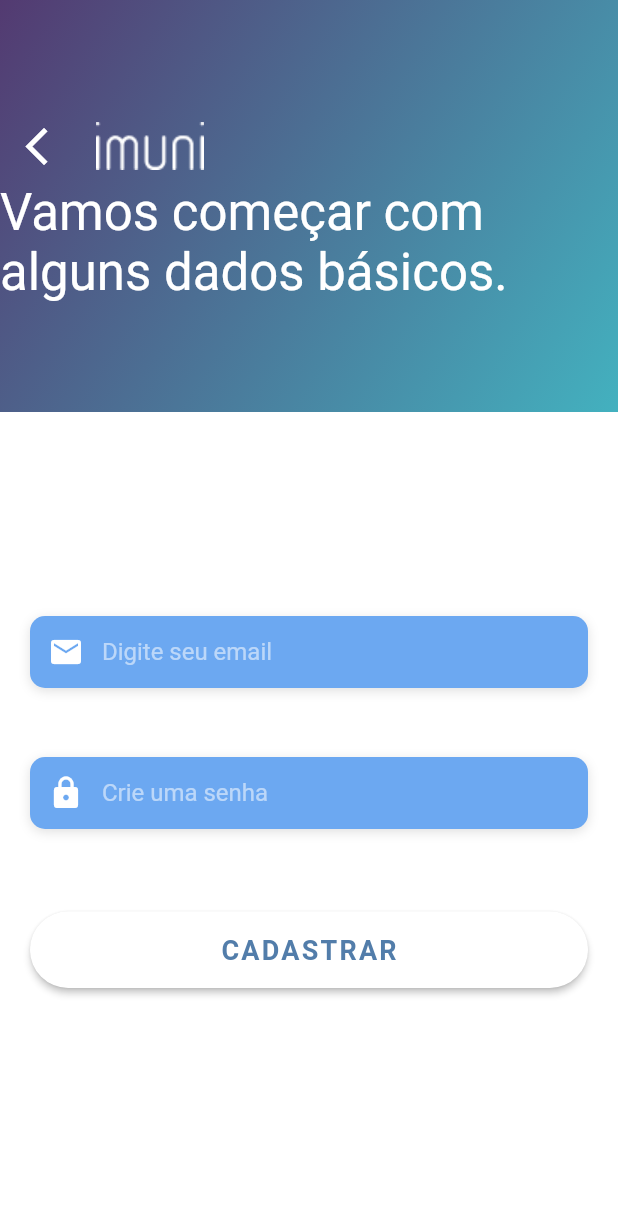
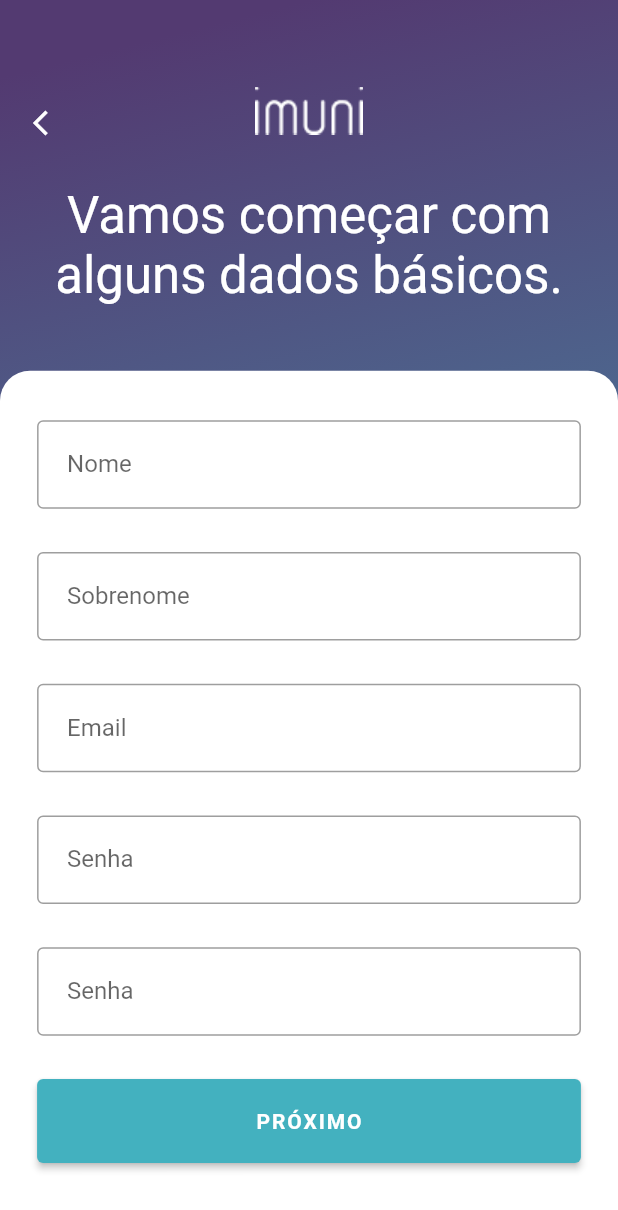
Before and after one commit to romulo-evangelista/ignilab, a Flutter app: the SignUp screen opened directly, on a phone screen of 412 x 824 dp. Shown: the top 1210 px of the screen. Run offline on Flutter 3.47's test engine with Material 2 defaults, Android fonts, the phone set to English and light mode, and no system bars; our stand-ins replace cloud_firestore, firebase_auth, firebase_core; accounts and stored records are empty; Roboto replaces fonts that are missing (FiraSans, OpenSans).

Commit message:
feat: create account first step

```diff
--- a/lib/sign_up.dart
+++ b/lib/sign_up.dart
@@ -1,5 +1,6 @@
 import 'package:flutter/cupertino.dart';
 import 'package:flutter/material.dart';
+import 'package:ignilab/size_config.dart';
 import 'package:provider/provider.dart';
 import 'package:ignilab/services/authentication_service.dart';
 
@@ -8,35 +9,26 @@ class SignUp extends StatelessWidget {
   final TextEditingController passwordController = TextEditingController();
   final _formKey = GlobalKey<FormState>();
 
+  Widget _buildTextFieldTF(label, controller) {
+    return TextFormField(
+      validator: (value) {
+        if (value.isEmpty) {
+          return '$label não pode ser nulo';
+        }
+        return null;
+      },
+      style: TextStyle(fontFamily: 'OpenSans', fontSize: 16),
+      decoration: InputDecoration(
+        labelText: "$label",
+        border: OutlineInputBorder(),
+        contentPadding: EdgeInsets.all(20),
+      ),
+      controller: controller,
+    );
+  }
+
   Widget _buildEmailTF() {
-    return Column(
-      crossAxisAlignment: CrossAxisAlignment.start,
-      children: <Widget>[
-        Text(
-          'Email',
-          style: TextStyle(
-            color: Colors.white,
-            fontWeight: FontWeight.bold,
-            fontFamily: 'OpenSans',
-          ),
-        ),
-        SizedBox(
-          height: 10,
-        ),
-        Container(
-          alignment: Alignment.centerLeft,
-          decoration: BoxDecoration(
-            color: Color(0xFF6CA8F1),
-            borderRadius: BorderRadius.circular(10.0),
-            boxShadow: [
-              BoxShadow(
-                color: Colors.black12,
-                blurRadius: 6.0,
-                offset: Offset(0, 2),
-              ),
-            ],
-          ),
-          child: TextFormField(
+    return TextFormField(
       validator: (value) {
         if (value.isEmpty) return 'Digite um email para cadastrar';
         Pattern pattern =
@@ -47,52 +39,18 @@ class SignUp extends StatelessWidget {
         return null;
       },
       keyboardType: TextInputType.emailAddress,
-            style: TextStyle(color: Colors.white, fontFamily: 'OpenSans'),
+      style: TextStyle(fontFamily: 'OpenSans', fontSize: 16),
       decoration: InputDecoration(
-                border: InputBorder.none,
-                contentPadding: EdgeInsets.only(top: 14),
-                prefixIcon: Icon(Icons.email, color: Colors.white),
-                hintText: 'Digite seu email',
-                hintStyle: TextStyle(
-                  color: Colors.white54,
-                  fontFamily: 'OpenSans',
-                )),
+        labelText: "Email",
+        border: OutlineInputBorder(),
+        contentPadding: EdgeInsets.all(20),
+      ),
       controller: emailController,
-          ),
-        ),
-      ],
     );
   }
 
   Widget _buildPasswordTF() {
-    return Column(
-      crossAxisAlignment: CrossAxisAlignment.start,
-      children: <Widget>[
-        Text(
-          'Senha',
-          style: TextStyle(
-            color: Colors.white,
-            fontWeight: FontWeight.bold,
-            fontFamily: 'OpenSans',
-          ),
-        ),
-        SizedBox(
-          height: 10,
-        ),
-        Container(
-          alignment: Alignment.centerLeft,
-          decoration: BoxDecoration(
-            color: Color(0xFF6CA8F1),
-            borderRadius: BorderRadius.circular(10.0),
-            boxShadow: [
-              BoxShadow(
-                color: Colors.black12,
-                blurRadius: 6.0,
-                offset: Offset(0, 2),
-              ),
-            ],
-          ),
-          child: TextFormField(
+    return TextFormField(
       validator: (value) {
         if (value.isEmpty) {
           return 'Digite uma senha para cadastrar';
@@ -100,20 +58,41 @@ class SignUp extends StatelessWidget {
         return null;
       },
       obscureText: true,
-            style: TextStyle(color: Colors.white, fontFamily: 'OpenSans'),
+      style: TextStyle(fontFamily: 'OpenSans', fontSize: 16),
       decoration: InputDecoration(
-                border: InputBorder.none,
-                contentPadding: EdgeInsets.only(top: 14),
-                prefixIcon: Icon(Icons.lock, color: Colors.white),
-                hintText: 'Crie uma senha',
-                hintStyle: TextStyle(
-                  color: Colors.white54,
+        labelText: "Senha",
+        border: OutlineInputBorder(),
+        contentPadding: EdgeInsets.all(20),
+      ),
+      controller: passwordController,
+    );
+  }
+
+  Widget _buildNextBtn(BuildContext context) {
+    return Container(
+      width: double.infinity,
+      child: ElevatedButton(
+        onPressed: () async {
+          if (_formKey.currentState.validate()) {
+            var result = await context.read<AuthenticationService>().signIn(
+                email: emailController.text.trim(),
+                password: passwordController.text.trim());
+          }
+        },
+        style: ButtonStyle(
+          backgroundColor: MaterialStateProperty.all<Color>(Color(0xFF43B1BF)),
+          padding: MaterialStateProperty.all<EdgeInsets>(EdgeInsets.all(20)),
+        ),
+        child: Text(
+          'PRÓXIMO',
+          style: TextStyle(
+            letterSpacing: 1.25,
+            fontSize: 14,
+            fontWeight: FontWeight.bold,
             fontFamily: 'OpenSans',
-                )),
-            controller: passwordController,
           ),
         ),
-      ],
+      ),
     );
   }
 
@@ -161,18 +140,20 @@ class SignUp extends StatelessWidget {
 
   @override
   Widget build(BuildContext context) {
+    final TextEditingController nameController = TextEditingController();
+    final TextEditingController lastNameController = TextEditingController();
+
+    SizeConfig().init(context);
+
     return Scaffold(
-      body: Form(
-        key: _formKey,
-        child: Stack(children: <Widget>[
-          Column(
-            children: [
-              Expanded(
-                flex: 2,
-                child: Container(
+      body: Stack(
+        children: <Widget>[
+          Container(
+            height: double.infinity,
+            width: double.infinity,
             decoration: BoxDecoration(
               gradient: LinearGradient(
-                      begin: Alignment.topLeft,
+                begin: Alignment.topCenter,
                 end: Alignment.bottomRight,
                 colors: <Color>[
                   Color(0xFF533A71),
@@ -180,35 +161,41 @@ class SignUp extends StatelessWidget {
                 ],
               ),
             ),
-                  child: Column(
-                    mainAxisAlignment: MainAxisAlignment.center,
-                    children: [
-                      Row(
-                        crossAxisAlignment: CrossAxisAlignment.center,
+            child: Stack(
               children: <Widget>[
-                          TextButton(
+                Container(
+                  padding:
+                      EdgeInsets.only(top: SizeConfig.blockSizeVertical * 7),
+                  child: Stack(
+                    children: <Widget>[
+                      Container(
+                        alignment: Alignment.topLeft,
+                        child: Container(
+                          child: TextButton(
                             onPressed: () {
                               Navigator.pop(context);
                             },
                             child: Icon(
                               Icons.arrow_back_ios,
                               color: Colors.white,
-                              size: 30,
+                              size: 20,
+                            ),
+                          ),
                         ),
                       ),
                       Container(
-                            alignment: Alignment.center,
-                            child: Center(
+                        alignment: Alignment.topCenter,
                         child: Image.asset('assets/Logo-letter.png'),
-                            ),
                       ),
                     ],
                   ),
+                ),
                 Container(
-                        alignment: Alignment.center,
-                        child: Center(
+                  padding:
+                      EdgeInsets.only(top: SizeConfig.blockSizeVertical * 15),
                   child: Text(
                     "Vamos começar com alguns dados básicos.",
+                    textAlign: TextAlign.center,
                     style: TextStyle(
                       color: Colors.white,
                       fontSize: 34,
@@ -216,40 +203,58 @@ class SignUp extends StatelessWidget {
                     ),
                   ),
                 ),
+              ],
+            ),
+          ),
+          Container(
+            width: double.infinity,
+            height: double.infinity,
+            margin: EdgeInsets.only(top: SizeConfig.blockSizeVertical * 30),
+            child: Form(
+              key: _formKey,
+              child: Stack(
+                children: <Widget>[
+                  Container(
+                    width: double.infinity,
+                    height: double.infinity,
+                    decoration: BoxDecoration(
+                      color: Colors.white,
+                      borderRadius: BorderRadius.only(
+                        topLeft: Radius.circular(20),
+                        topRight: Radius.circular(20),
+                      ),
+                    ),
+                    child: SingleChildScrollView(
+                      physics: AlwaysScrollableScrollPhysics(),
+                      padding: EdgeInsets.only(
+                        top: SizeConfig.blockSizeVertical * 4,
+                        left: SizeConfig.blockSizeVertical * 3,
+                        right: SizeConfig.blockSizeVertical * 3,
+                      ),
+                      child: Column(
+                        mainAxisAlignment: MainAxisAlignment.center,
+                        crossAxisAlignment: CrossAxisAlignment.start,
+                        children: <Widget>[
+                          _buildTextFieldTF("Nome", nameController),
+                          SizedBox(height: SizeConfig.blockSizeHorizontal * 7),
+                          _buildTextFieldTF("Sobrenome", lastNameController),
+                          SizedBox(height: SizeConfig.blockSizeHorizontal * 7),
+                          _buildEmailTF(),
+                          SizedBox(height: SizeConfig.blockSizeHorizontal * 7),
+                          _buildPasswordTF(),
+                          SizedBox(height: SizeConfig.blockSizeHorizontal * 7),
+                          _buildPasswordTF(),
+                          SizedBox(height: SizeConfig.blockSizeHorizontal * 7),
+                          _buildNextBtn(context),
+                        ],
+                      ),
+                    ),
                   ),
                 ],
               ),
             ),
           ),
-              Expanded(
-                flex: 4,
-                child: Container(
-                  color: Colors.white,
-                  height: 500.0,
-                  child: SingleChildScrollView(
-                    physics: AlwaysScrollableScrollPhysics(),
-                    padding: EdgeInsets.symmetric(
-                      horizontal: 20.0,
-                      vertical: 80.0,
-                    ),
-                    child: Column(
-                      mainAxisAlignment: MainAxisAlignment.center,
-                      crossAxisAlignment: CrossAxisAlignment.start,
-                      children: <Widget>[
-                        SizedBox(height: 30.0),
-                        _buildEmailTF(),
-                        SizedBox(height: 20),
-                        _buildPasswordTF(),
-                        SizedBox(height: 30.0),
-                        _buildSignUpBtn(context, _formKey),
         ],
-                    ),
-                  ),
-                ),
-              )
-            ],
-          ),
-        ]),
       ),
     );
   }
```
Lines whose indentation alone changed are shown as unchanged.
